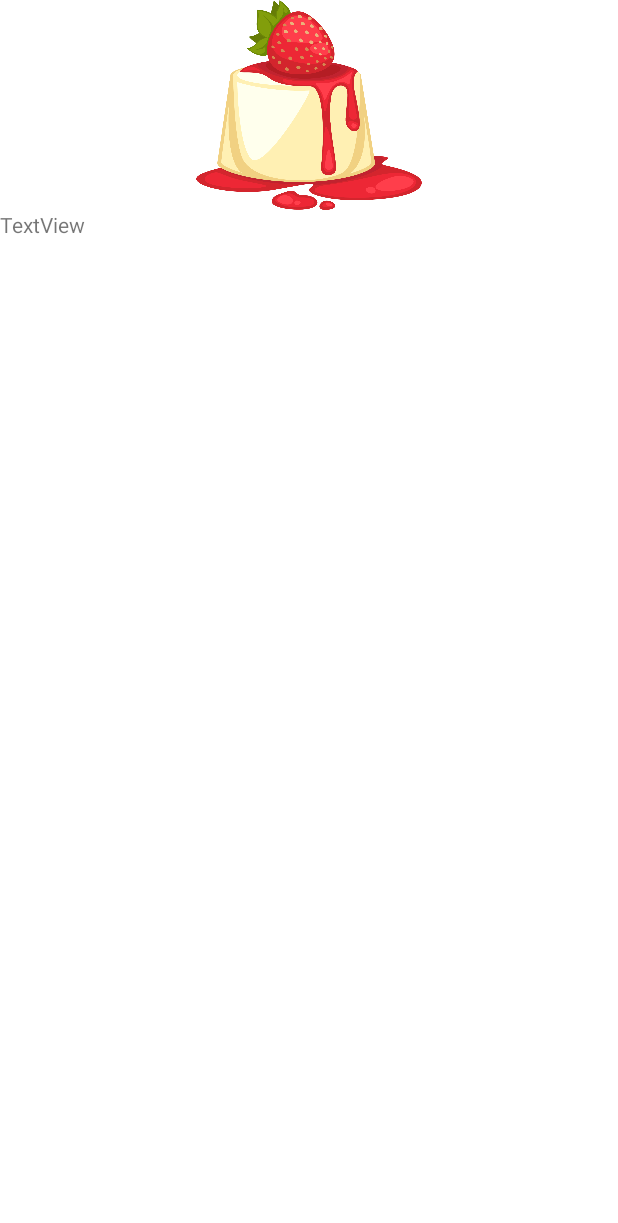
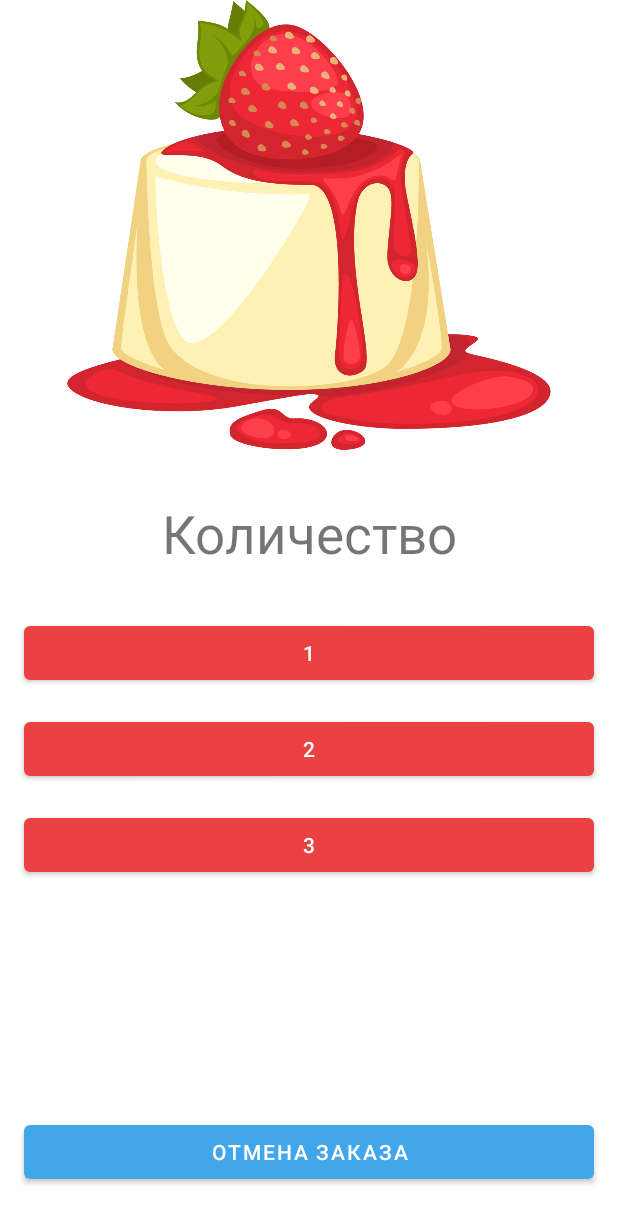
Before and after one commit to Brav9/SmartCoffee, an Android app: the layout fragment_cake.xml on its own in the app's theme, with its tools: preview values and no code run, on a phone screen of 412 x 824 dp. Shown: the top 1223 px of the screen. Run offline under Robolectric (Android 15) with nearby library versions, the phone set to English and light mode, and no system bars.

Commit message:
Добавление кнопки отмены заказа в макет fragment_cake.xml

```diff
--- a/app/src/main/res/layout/fragment_cake.xml
+++ b/app/src/main/res/layout/fragment_cake.xml
@@ -9,17 +9,74 @@
     <ImageView
         android:id="@+id/imCake"
         android:layout_width="0dp"
-        android:layout_height="140dp"
+        android:layout_height="300dp"
         android:src="@drawable/cake"
         app:layout_constraintEnd_toEndOf="parent"
         app:layout_constraintStart_toStartOf="parent"
         app:layout_constraintTop_toTopOf="parent" />
 
     <TextView
-        android:id="@+id/textView2"
+        android:id="@+id/tvQuantity"
         android:layout_width="wrap_content"
         android:layout_height="wrap_content"
-        android:text="TextView"
+        android:layout_marginTop="32dp"
+        android:text="@string/quantity"
+        android:textSize="35sp"
+        app:layout_constraintEnd_toEndOf="parent"
+        app:layout_constraintStart_toStartOf="parent"
         app:layout_constraintTop_toBottomOf="@+id/imCake"
-        tools:layout_editor_absoluteX="174dp" />
+        app:textAllCaps="false" />
+
+    <Button
+        android:id="@+id/btnQuantityOne"
+        android:layout_width="0dp"
+        android:layout_height="wrap_content"
+        android:layout_marginStart="16dp"
+        android:layout_marginTop="32dp"
+        android:layout_marginEnd="16dp"
+        android:text="@string/one"
+        app:backgroundTint="#EA4242"
+        app:layout_constraintEnd_toEndOf="parent"
+        app:layout_constraintStart_toStartOf="parent"
+        app:layout_constraintTop_toBottomOf="@+id/tvQuantity" />
+
+    <Button
+        android:id="@+id/btnQuantityTwo"
+        android:layout_width="0dp"
+        android:layout_height="wrap_content"
+        android:layout_marginStart="16dp"
+        android:layout_marginTop="16dp"
+        android:layout_marginEnd="16dp"
+        android:text="@string/two"
+        app:backgroundTint="#EA4242"
+        app:layout_constraintEnd_toEndOf="parent"
+        app:layout_constraintStart_toStartOf="parent"
+        app:layout_constraintTop_toBottomOf="@+id/btnQuantityOne" />
+
+    <Button
+        android:id="@+id/btnQuantityTree"
+        android:layout_width="0dp"
+        android:layout_height="wrap_content"
+        android:layout_marginStart="16dp"
+        android:layout_marginTop="16dp"
+        android:layout_marginEnd="16dp"
+        android:text="@string/three"
+        app:backgroundTint="#EA4242"
+        app:layout_constraintEnd_toEndOf="parent"
+        app:layout_constraintStart_toStartOf="parent"
+        app:layout_constraintTop_toBottomOf="@+id/btnQuantityTwo" />
+
+    <Button
+        android:id="@+id/btnOrderCancellation"
+        android:layout_width="0dp"
+        android:layout_height="wrap_content"
+        android:layout_marginStart="16dp"
+        android:layout_marginEnd="16dp"
+        android:layout_marginBottom="32dp"
+        android:text="@string/order_cancellation"
+        app:backgroundTint="#42A7EA"
+        app:layout_constraintBottom_toBottomOf="parent"
+        app:layout_constraintEnd_toEndOf="parent"
+        app:layout_constraintStart_toStartOf="parent" />
+
 </androidx.constraintlayout.widget.ConstraintLayout>
--- a/app/src/main/res/layout/fragment_start.xml
+++ b/app/src/main/res/layout/fragment_start.xml
@@ -50,7 +50,8 @@
         android:id="@+id/textView"
         android:layout_width="wrap_content"
         android:layout_height="wrap_content"
-        android:text="009"
+        android:text="@string/select"
+        android:textSize="30sp"
         app:layout_constraintBottom_toBottomOf="parent"
         app:layout_constraintEnd_toEndOf="parent"
         app:layout_constraintStart_toStartOf="parent"
--- a/app/src/main/res/values/strings.xml
+++ b/app/src/main/res/values/strings.xml
@@ -4,4 +4,10 @@
     <!-- TODO: Remove or change this placeholder text -->
     <string name="hello_blank_fragment">Hello blank fragment</string>
     <string name="quantity">Количество</string>
+    <string name="one">1</string>
+    <string name="two">2</string>
+    <string name="three">3</string>
+    <string name="order_cancellation">Отмена заказа</string>
+
+
 </resources>
```
